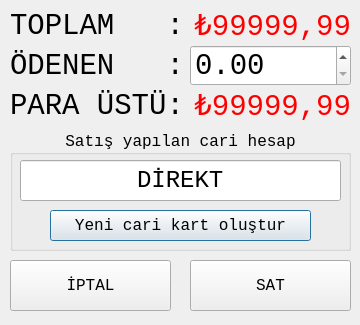
Before: the Qt Designer form satisyapform.ui in mamoo81/bhss, drawn with Qt 5.
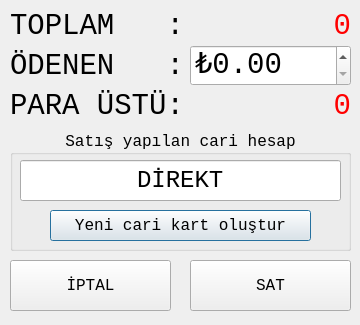
After: the same form once the commit is applied. Icons and pictures are not drawn.

What changed in the file:
```diff
--- a/satisyapform.ui
+++ b/satisyapform.ui
@@ -67,7 +67,7 @@
     <string notr="true">color: rgb(255, 0, 0);</string>
    </property>
    <property name="text">
-    <string>₺99999,99</string>
+    <string>0</string>
    </property>
    <property name="alignment">
     <set>Qt::AlignRight|Qt::AlignTrailing|Qt::AlignVCenter</set>
@@ -130,7 +130,7 @@
     <string notr="true">color: rgb(255, 0, 0);</string>
    </property>
    <property name="text">
-    <string>₺99999,99</string>
+    <string>0</string>
    </property>
    <property name="alignment">
     <set>Qt::AlignRight|Qt::AlignTrailing|Qt::AlignVCenter</set>
@@ -261,6 +261,9 @@
    <property name="buttonSymbols">
     <enum>QAbstractSpinBox::UpDownArrows</enum>
    </property>
+   <property name="prefix">
+    <string>₺</string>
+   </property>
   </widget>
  </widget>
  <tabstops>
```
Left out of the diff: 5 changed lines with no effect on the pictures.
